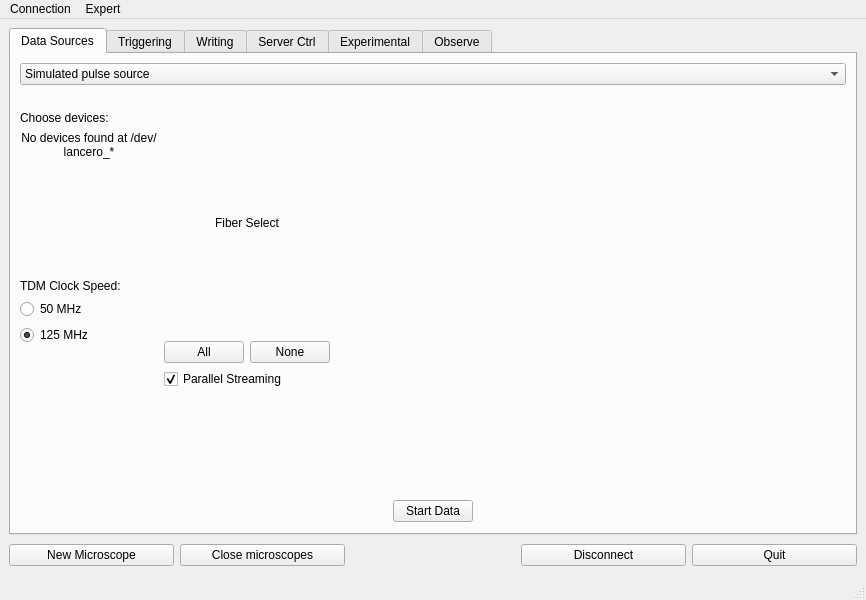
usnistgov/dastardcommander, file dc.ui: the form before one commit.
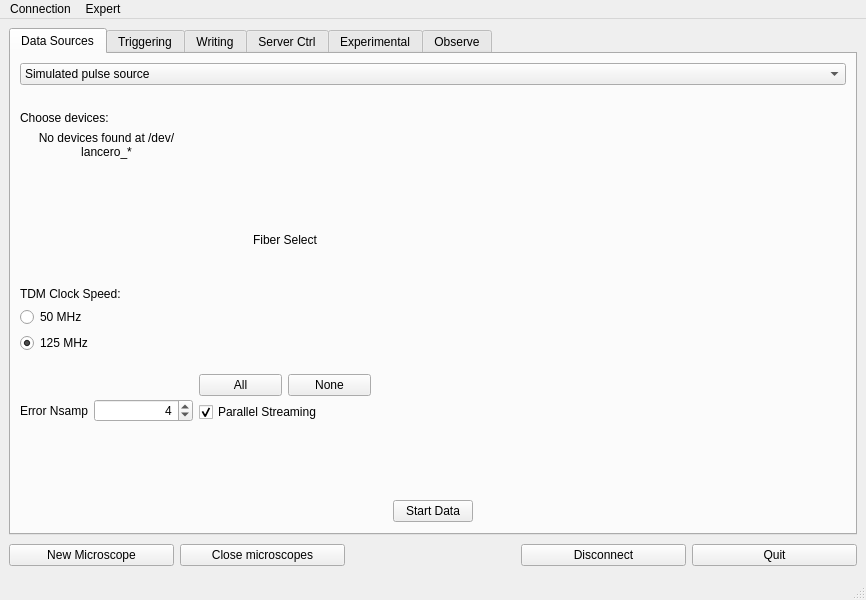
The form after the commit. The open tabs and pages were chosen to show the change. Icons and pictures are not drawn.

Commit message: Add an NSAMP spin box to Lancero configuration

Diff of the .ui file:
```diff
--- a/dc.ui
+++ b/dc.ui
@@ -391,8 +391,8 @@
              <rect>
               <x>0</x>
               <y>20</y>
-              <width>310</width>
-              <height>278</height>
+              <width>351</width>
+              <height>311</height>
              </rect>
             </property>
             <layout class="QGridLayout" name="gridLayout_3">
@@ -525,6 +525,40 @@
                    </property>
                   </spacer>
                  </item>
+                 <item>
+                  <layout class="QFormLayout" name="formLayout_4">
+                   <property name="topMargin">
+                    <number>0</number>
+                   </property>
+                   <item row="1" column="1">
+                    <widget class="QSpinBox" name="nsampSpinBox">
+                     <property name="toolTip">
+                      <string>NSAMP setting for DFB cards
+(the number of error samples summed)</string>
+                     </property>
+                     <property name="alignment">
+                      <set>Qt::AlignRight|Qt::AlignTrailing|Qt::AlignVCenter</set>
+                     </property>
+                     <property name="minimum">
+                      <number>1</number>
+                     </property>
+                     <property name="maximum">
+                      <number>16</number>
+                     </property>
+                     <property name="value">
+                      <number>4</number>
+                     </property>
+                    </widget>
+                   </item>
+                   <item row="1" column="0">
+                    <widget class="QLabel" name="label_16">
+                     <property name="text">
+                      <string>Error Nsamp</string>
+                     </property>
+                    </widget>
+                   </item>
+                  </layout>
+                 </item>
                 </layout>
                </item>
               </layout>
```
Left out of the diff: 2 changed lines with no effect on the pictures. The commit also changes 1 other file.
